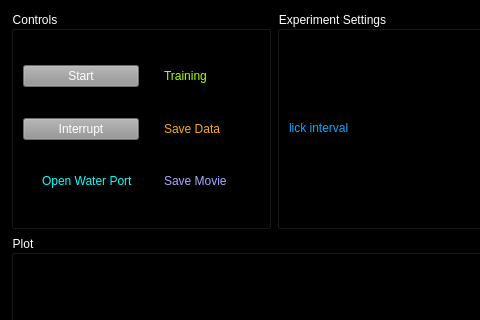
Qt form VOTA_Control/VOTAScopeMS/lick_training_plot.ui (VNMurthyLab/VOTA-1) before a commit; both pictures show x 0 to 480 and y 0 to 320 of the 1075 by 681 pixel window.
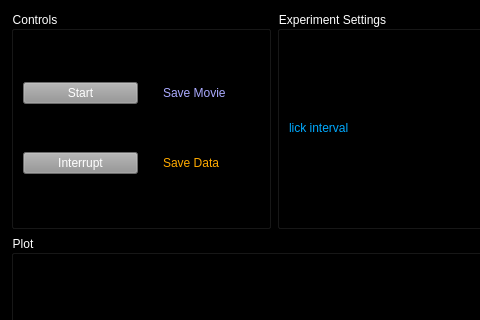
The same form after that commit.

Commit message: -added two water port training protocol

```diff
--- a/VOTA_Control/VOTAScopeMS/lick_training_plot.ui
+++ b/VOTA_Control/VOTAScopeMS/lick_training_plot.ui
@@ -290,16 +290,6 @@
        </widget>
       </item>
       <item row="1" column="1">
-       <widget class="QCheckBox" name="train_checkBox">
-        <property name="styleSheet">
-         <string notr="true">color: rgb(170, 255, 0)</string>
-        </property>
-        <property name="text">
-         <string>Training</string>
-        </property>
-       </widget>
-      </item>
-      <item row="3" column="1">
        <widget class="QCheckBox" name="save_movie_checkBox">
         <property name="styleSheet">
          <string notr="true">color:rgb(170, 170, 255)</string>
@@ -309,17 +299,6 @@
         </property>
        </widget>
       </item>
-      <item row="3" column="0">
-       <widget class="QCheckBox" name="water_on_checkBox">
-        <property name="styleSheet">
-         <string notr="true">color: rgb(0, 255, 255);
-selection-color: rgb(0, 0, 255);</string>
-        </property>
-        <property name="text">
-         <string>Open Water Port</string>
-        </property>
-       </widget>
-      </item>
      </layout>
     </widget>
    </item>
```
The commit also changes 2036 other files.
